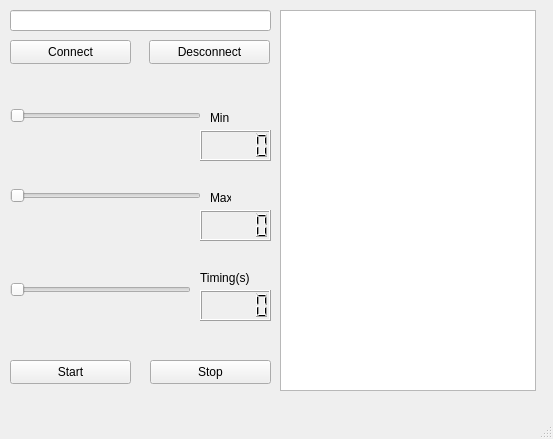
First picture: the form in projeto/mainwindow.ui, repository wtnhrr/QTSupervisory, before the edit.
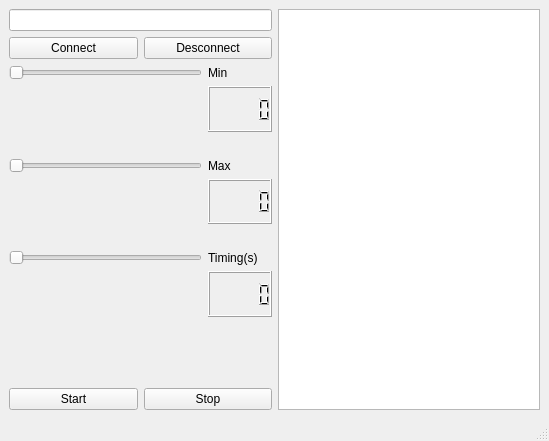
Second picture: the form after the edit.

Commit message: Layout responsivo

Patch:
```diff
--- a/projeto/mainwindow.ui
+++ b/projeto/mainwindow.ui
@@ -6,197 +6,140 @@
    <rect>
     <x>0</x>
     <y>0</y>
-    <width>553</width>
-    <height>439</height>
+    <width>549</width>
+    <height>441</height>
    </rect>
   </property>
   <property name="windowTitle">
    <string>MainWindow</string>
   </property>
   <widget class="QWidget" name="centralwidget">
-   <widget class="QSlider" name="horizontalSliderEventoMin">
-    <property name="geometry">
-     <rect>
-      <x>10</x>
-      <y>100</y>
-      <width>191</width>
-      <height>31</height>
-     </rect>
-    </property>
-    <property name="orientation">
-     <enum>Qt::Horizontal</enum>
-    </property>
-   </widget>
-   <widget class="QLCDNumber" name="lcdNumberEventoMin">
-    <property name="geometry">
-     <rect>
-      <x>200</x>
-      <y>130</y>
-      <width>71</width>
-      <height>31</height>
-     </rect>
-    </property>
-   </widget>
-   <widget class="QTextBrowser" name="textBrowser">
-    <property name="geometry">
-     <rect>
-      <x>280</x>
-      <y>10</y>
-      <width>256</width>
-      <height>381</height>
-     </rect>
-    </property>
-   </widget>
-   <widget class="QLCDNumber" name="lcdNumberEventoMax">
-    <property name="geometry">
-     <rect>
-      <x>200</x>
-      <y>210</y>
-      <width>71</width>
-      <height>31</height>
-     </rect>
-    </property>
-   </widget>
-   <widget class="QSlider" name="horizontalSliderEventoMax">
-    <property name="geometry">
-     <rect>
-      <x>10</x>
-      <y>180</y>
-      <width>191</width>
-      <height>31</height>
-     </rect>
-    </property>
-    <property name="orientation">
-     <enum>Qt::Horizontal</enum>
-    </property>
-   </widget>
+   <layout class="QGridLayout" name="gridLayout_8">
+    <item row="0" column="0">
+     <layout class="QGridLayout" name="gridLayout_7">
+      <item row="0" column="0">
+       <widget class="QLineEdit" name="lineEditIP"/>
+      </item>
+      <item row="1" column="0">
+       <layout class="QGridLayout" name="gridLayout_6">
+        <item row="0" column="0">
    <widget class="QPushButton" name="pushButtonConnect">
-    <property name="geometry">
-     <rect>
-      <x>10</x>
-      <y>40</y>
-      <width>121</width>
-      <height>24</height>
-     </rect>
-    </property>
     <property name="text">
      <string>Connect</string>
     </property>
    </widget>
+        </item>
+        <item row="0" column="1">
    <widget class="QPushButton" name="pushButtonDesconnect">
-    <property name="geometry">
-     <rect>
-      <x>149</x>
-      <y>40</y>
-      <width>121</width>
-      <height>24</height>
-     </rect>
-    </property>
     <property name="text">
      <string>Desconnect</string>
     </property>
    </widget>
-   <widget class="QPushButton" name="pushButtonStart">
-    <property name="geometry">
-     <rect>
-      <x>10</x>
-      <y>360</y>
-      <width>121</width>
-      <height>24</height>
-     </rect>
-    </property>
-    <property name="text">
-     <string>Start</string>
-    </property>
-   </widget>
-   <widget class="QPushButton" name="pushButtonStop">
-    <property name="geometry">
-     <rect>
-      <x>150</x>
-      <y>360</y>
-      <width>121</width>
-      <height>24</height>
-     </rect>
-    </property>
-    <property name="text">
-     <string>Stop</string>
-    </property>
-   </widget>
-   <widget class="QSlider" name="horizontalSliderTiming">
-    <property name="geometry">
-     <rect>
-      <x>10</x>
-      <y>280</y>
-      <width>181</width>
-      <height>20</height>
-     </rect>
-    </property>
-    <property name="maximum">
-     <number>10</number>
-    </property>
+        </item>
+       </layout>
+      </item>
+     </layout>
+    </item>
+    <item row="0" column="1" rowspan="5">
+     <widget class="QTextBrowser" name="textBrowser"/>
+    </item>
+    <item row="1" column="0">
+     <layout class="QGridLayout" name="gridLayout_5">
+      <property name="bottomMargin">
+       <number>20</number>
+      </property>
+      <item row="0" column="0">
+       <widget class="QSlider" name="horizontalSliderEventoMin">
     <property name="orientation">
      <enum>Qt::Horizontal</enum>
     </property>
    </widget>
+      </item>
+      <item row="0" column="1">
    <widget class="QLabel" name="labelMin">
-    <property name="geometry">
-     <rect>
-      <x>210</x>
-      <y>110</y>
-      <width>21</width>
-      <height>16</height>
-     </rect>
-    </property>
     <property name="text">
      <string>Min</string>
     </property>
    </widget>
+      </item>
+      <item row="1" column="1">
+       <widget class="QLCDNumber" name="lcdNumberEventoMin"/>
+      </item>
+     </layout>
+    </item>
+    <item row="2" column="0">
+     <layout class="QGridLayout" name="gridLayout_4">
+      <property name="bottomMargin">
+       <number>20</number>
+      </property>
+      <item row="0" column="0">
+       <widget class="QSlider" name="horizontalSliderEventoMax">
+        <property name="orientation">
+         <enum>Qt::Horizontal</enum>
+        </property>
+       </widget>
+      </item>
+      <item row="0" column="1">
    <widget class="QLabel" name="labelMax">
-    <property name="geometry">
-     <rect>
-      <x>210</x>
-      <y>190</y>
-      <width>21</width>
-      <height>16</height>
-     </rect>
-    </property>
     <property name="text">
      <string>Max</string>
     </property>
    </widget>
+      </item>
+      <item row="1" column="1">
+       <widget class="QLCDNumber" name="lcdNumberEventoMax"/>
+      </item>
+     </layout>
+    </item>
+    <item row="3" column="0">
+     <layout class="QGridLayout" name="gridLayout_3">
+      <property name="bottomMargin">
+       <number>20</number>
+      </property>
+      <item row="0" column="0">
+       <widget class="QSlider" name="horizontalSliderTiming">
+        <property name="maximum">
+         <number>10</number>
+        </property>
+        <property name="orientation">
+         <enum>Qt::Horizontal</enum>
+        </property>
+       </widget>
+      </item>
+      <item row="0" column="1">
    <widget class="QLabel" name="labelTiming">
-    <property name="geometry">
-     <rect>
-      <x>200</x>
-      <y>270</y>
-      <width>51</width>
-      <height>16</height>
-     </rect>
-    </property>
     <property name="text">
      <string>Timing(s)</string>
     </property>
    </widget>
-   <widget class="QLineEdit" name="lineEditIP">
-    <property name="geometry">
-     <rect>
-      <x>10</x>
-      <y>10</y>
-      <width>261</width>
-      <height>21</height>
-     </rect>
-    </property>
-   </widget>
-   <widget class="QLCDNumber" name="lcdNumberEventoTiming">
-    <property name="geometry">
-     <rect>
-      <x>200</x>
-      <y>290</y>
-      <width>71</width>
-      <height>31</height>
-     </rect>
-    </property>
-   </widget>
+      </item>
+      <item row="1" column="1">
+       <widget class="QLCDNumber" name="lcdNumberEventoTiming"/>
+      </item>
+     </layout>
+    </item>
+    <item row="4" column="0">
+     <layout class="QGridLayout" name="gridLayout_2">
+      <property name="topMargin">
+       <number>45</number>
+      </property>
+      <item row="0" column="0">
+       <widget class="QPushButton" name="pushButtonStart">
+        <property name="text">
+         <string>Start</string>
+        </property>
+       </widget>
+      </item>
+      <item row="0" column="1">
+       <widget class="QPushButton" name="pushButtonStop">
+        <property name="text">
+         <string>Stop</string>
+        </property>
+       </widget>
+      </item>
+     </layout>
+    </item>
+   </layout>
   </widget>
   <widget class="QMenuBar" name="menubar">
    <property name="geometry">
```
Left out of the diff: 2 changed lines with no effect on the pictures. Lines whose indentation alone changed are shown as unchanged. The commit also changes 2 other files.
